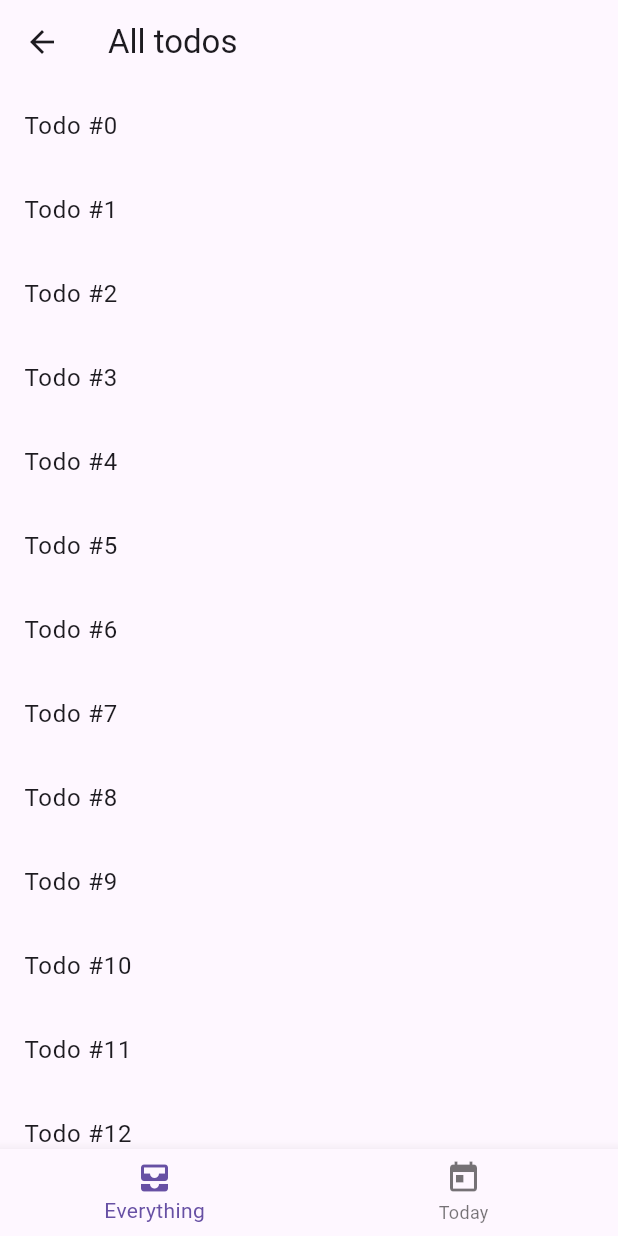
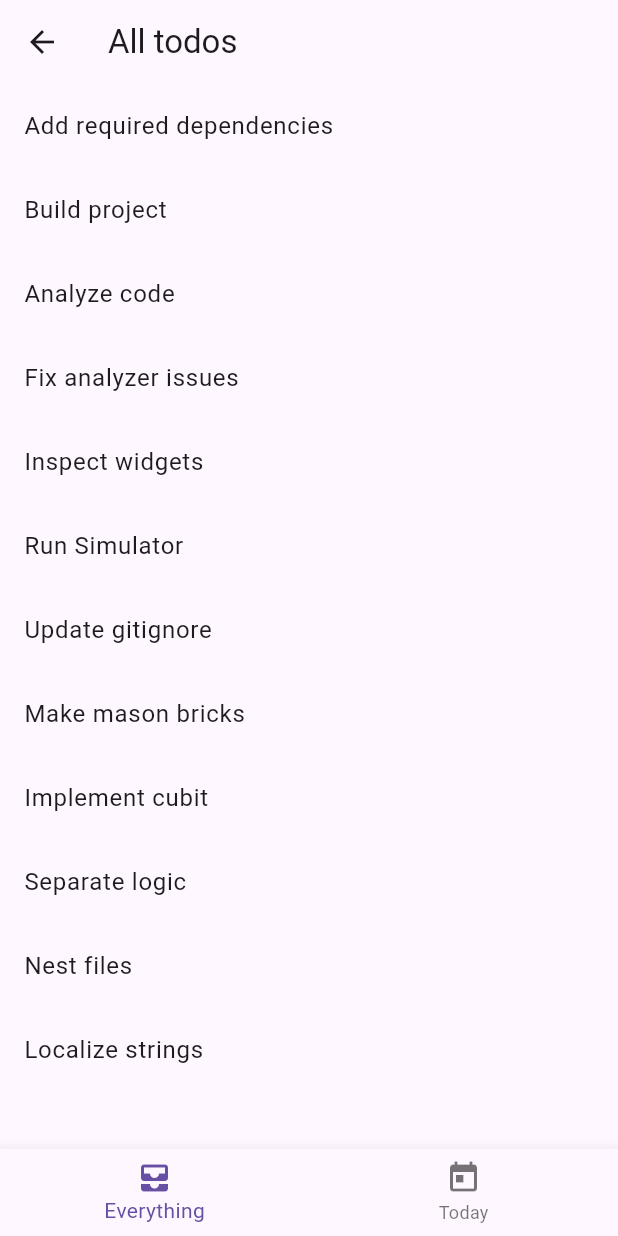
Before and after one commit to elenaconache/todos_list, a Flutter app: the screen it shows after launch, after a tap on "Login", on a phone screen of 412 x 824 dp. Run offline on Flutter 3.47's test engine with Material 3 defaults, Android fonts, the phone set to English and light mode, and no system bars; our stand-ins replace auto_route, flutter_bloc, freezed_annotation, get_it, injectable, rxdart; missing offline and left inert: flow_builder, i69n.

Commit message:
Create data source - Add mason brick for easily creating a freezed cubit. - Add get it and injectable for dependency injection. - Add bloc dependency to separate logic from UI. - Add rx dart dependency to provide data from a stream. - Create a cubit for todos list fetching and editing. - Display todo title in detail view. - Display and update todo title in editing view.

```diff
--- /dev/null
+++ b/devtools_options.yaml
@@ -0,0 +1,3 @@
+description: This file stores settings for Dart & Flutter DevTools.
+documentation: https://docs.flutter.dev/tools/devtools/extensions#configure-extension-enablement-states
+extensions:
--- /dev/null
+++ b/lib/cubit/todos_cubit.dart
@@ -0,0 +1,50 @@
+import 'dart:async';
+
+import 'package:collection/collection.dart';
+import 'package:flutter_bloc/flutter_bloc.dart';
+import 'package:freezed_annotation/freezed_annotation.dart';
+import 'package:todo_list/domain/todo.dart';
+import 'package:todo_list/repository/todos_repository.dart';
+
+part 'todos_cubit.freezed.dart';
+part 'todos_state.dart';
+
+class TodosCubit extends Cubit<TodosState> {
+  final TodosRepository _todosRepository;
+  late final StreamSubscription _todosSubscription;
+
+  TodosCubit({required TodosRepository todosRepository})
+      : _todosRepository = todosRepository,
+        super(TodosState.initial()) {
+    requestTodos();
+  }
+
+  Future<void> requestTodos() async {
+    emit(TodosState(status: const TodosStatus.loading()));
+    await Future.delayed(const Duration(seconds: 1));
+    _todosSubscription = _todosRepository.getTodos().listen(
+      (todos) {
+        emit(TodosState(status: TodosStatus.success(todos: todos)));
+      },
+    );
+  }
+
+  Future<void> editTodo({required Todo todo}) async {
+    emit(TodosState(status: const TodosStatus.loading()));
+    await Future.delayed(const Duration(seconds: 1));
+    _todosRepository.editTodo(todo);
+  }
+
+  Todo? findTodo({required int id}) {
+    return state.status.maybeMap(
+      success: (value) => value.todos.firstWhereOrNull((element) => element.id == id),
+      orElse: () => null,
+    );
+  }
+
+  @override
+  Future<void> close() {
+    _todosSubscription.cancel();
+    return super.close();
+  }
+}
--- /dev/null
+++ b/lib/cubit/todos_state.dart
@@ -0,0 +1,21 @@
+part of 'todos_cubit.dart';
+
+@freezed
+class TodosState with _$TodosState {
+  const TodosState._();
+
+  factory TodosState({required TodosStatus status}) = _TodosState;
+
+  factory TodosState.initial() => TodosState(status: const TodosStatus.initial());
+}
+
+@freezed
+class TodosStatus with _$TodosStatus {
+  const factory TodosStatus.initial() = _Initial;
+
+  const factory TodosStatus.loading() = _Loading;
+
+  const factory TodosStatus.success({required List<Todo> todos}) = _Success;
+
+  const factory TodosStatus.failure(Error error) = _Failure;
+}
--- /dev/null
+++ b/lib/dependency_injection.dart
@@ -0,0 +1,9 @@
+import 'package:get_it/get_it.dart';
+import 'package:injectable/injectable.dart';
+
+import 'dependency_injection.config.dart';
+
+final getIt = GetIt.instance;
+
+@InjectableInit()
+void configureDependencies() => getIt.init();
--- a/lib/localization/translations.i69n.dart
+++ b/lib/localization/translations.i69n.dart
@@ -38,6 +38,7 @@ class Translations implements i69n.I69nMessageBundle {
   TitlesTranslations get titles => TitlesTranslations(this);
   LabelsTranslations get labels => LabelsTranslations(this);
   ButtonsTranslations get buttons => ButtonsTranslations(this);
+  ErrorsTranslations get errors => ErrorsTranslations(this);
   Object operator [](String key) {
     var index = key.indexOf('.');
     if (index > 0) {
@@ -51,6 +52,8 @@ class Translations implements i69n.I69nMessageBundle {
         return labels;
       case 'buttons':
         return buttons;
+      case 'errors':
+        return errors;
       default:
         return key;
     }
@@ -125,3 +128,22 @@ class ButtonsTranslations implements i69n.I69nMessageBundle {
     }
   }
 }
+
+class ErrorsTranslations implements i69n.I69nMessageBundle {
+  final Translations _parent;
+  const ErrorsTranslations(this._parent);
+  String get generic => "Something went wrong.";
+  Object operator [](String key) {
+    var index = key.indexOf('.');
+    if (index > 0) {
+      return (this[key.substring(0, index)]
+          as i69n.I69nMessageBundle)[key.substring(index + 1)];
+    }
+    switch (key) {
+      case 'generic':
+        return generic;
+      default:
+        return key;
+    }
+  }
+}
--- a/lib/localization/translations.i69n.yaml
+++ b/lib/localization/translations.i69n.yaml
@@ -8,3 +8,5 @@ labels:
   today: 'Today'
 buttons:
   login: 'Login'
+errors:
+  generic: 'Something went wrong.'
--- a/lib/main.dart
+++ b/lib/main.dart
@@ -1,7 +1,12 @@
 import 'package:flutter/material.dart';
+import 'package:flutter_bloc/flutter_bloc.dart';
 import 'package:todo_list/app_router.dart';
+import 'package:todo_list/cubit/todos_cubit.dart';
+import 'package:todo_list/dependency_injection.dart';
+import 'package:todo_list/repository/todos_repository.dart';
 
 void main() {
+  configureDependencies();
   runApp(const MainApp());
 }
 
@@ -23,8 +28,11 @@ class _MainAppState extends State<MainApp> {
 
   @override
   Widget build(BuildContext context) {
-    return MaterialApp.router(
-      routerConfig: _appRouter.config(),
+    return BlocProvider(
+      create: (context) => TodosCubit(todosRepository: getIt<TodosRepository>()),
+      child: MaterialApp.router(
+        routerConfig: _appRouter.config(),
+      ),
     );
   }
 }
--- /dev/null
+++ b/lib/repository/todos_repository.dart
@@ -0,0 +1,46 @@
+import 'package:injectable/injectable.dart';
+import 'package:rxdart/subjects.dart';
+import 'package:todo_list/domain/todo.dart';
+
+@lazySingleton
+class TodosRepository {
+  late final _todoStreamController = BehaviorSubject<List<Todo>>.seeded(const []);
+
+  TodosRepository() {
+    _init();
+  }
+
+  Stream<List<Todo>> getTodos() => _todoStreamController.asBroadcastStream();
+
+  void _init() => _todoStreamController.add(const [
+        Todo(id: 1, title: 'Add required dependencies', description: 'Update pubspec.yaml file.'),
+        Todo(id: 2, title: 'Build project', description: 'Run build_runner. Prefer watch option.'),
+        Todo(id: 3, title: 'Analyze code', description: 'Run flutter analyze command.'),
+        Todo(id: 4, title: 'Fix analyzer issues', description: 'Use dart apply to easily fix issues.'),
+        Todo(id: 5, title: 'Inspect widgets', description: 'Flutter Widget Inspector helps visualize the widget tree.'),
+        Todo(id: 6, title: 'Run Simulator', description: 'iPhone 16 Pro'),
+        Todo(id: 7, title: 'Update gitignore', description: 'Do not commit .mason files.'),
+        Todo(id: 8, title: 'Make mason bricks', description: 'Run mason make for useful bricks.'),
+        Todo(id: 9, title: 'Implement cubit', description: 'Cubit is a form of Bloc.'),
+        Todo(id: 10, title: 'Separate logic', description: 'Use repositories for fetching data.'),
+        Todo(id: 11, title: 'Nest files', description: 'IDEs have options for file nesting that can be configured.'),
+        Todo(id: 12, title: 'Localize strings', description: 'Use i69n package for localization.'),
+      ]);
+
+  void editTodo(Todo todo) {
+    final todos = [
+      ..._todoStreamController.value
+    ];
+    final todoIndex = todos.indexWhere((t) => t.id == todo.id);
+    if (todoIndex >= 0) {
+      todos[todoIndex] = todo;
+    } else {
+      todos.add(todo);
+    }
+
+    _todoStreamController.add(todos);
+  }
+
+  @disposeMethod
+  void dispose() => _todoStreamController.close();
+}
--- /dev/null
+++ b/lib/ui/todo_list/todo_list.dart
@@ -0,0 +1,32 @@
+import 'package:auto_route/auto_route.dart';
+import 'package:flutter/material.dart';
+import 'package:flutter/widgets.dart';
+import 'package:flutter_bloc/flutter_bloc.dart';
+import 'package:todo_list/app_router.gr.dart';
+import 'package:todo_list/cubit/todos_cubit.dart';
+import 'package:todo_list/localization/translations.i69n.dart';
+
+class TodoList extends StatelessWidget {
+  const TodoList({super.key});
+
+  @override
+  Widget build(BuildContext context) {
+    final todosState = context.watch<TodosCubit>();
+
+    return todosState.state.status.maybeWhen(loading: () {
+      return const Center(child: CircularProgressIndicator());
+    }, success: (todos) {
+      return ListView.builder(
+        itemBuilder: (_, index) => ListTile(
+          title: Text(todos[index].title),
+          onTap: () => context.pushRoute(TodoDetailRoute(id: todos[index].id)),
+        ),
+        itemCount: todos.length,
+      );
+    }, orElse: () {
+      return Center(
+        child: Text(const Translations().errors.generic),
+      );
+    });
+  }
+}
--- a/lib/ui/todo_list_view.dart
+++ b/lib/ui/todo_list/todo_list_view.dart
@@ -1,7 +1,7 @@
 import 'package:auto_route/auto_route.dart';
 import 'package:flutter/material.dart';
-import 'package:todo_list/app_router.gr.dart';
 import 'package:todo_list/localization/translations.i69n.dart';
+import 'package:todo_list/ui/todo_list/todo_list.dart';
 
 @RoutePage()
 class TodoListView extends StatelessWidget {
@@ -14,13 +14,7 @@ class TodoListView extends StatelessWidget {
       appBar: AppBar(
         title: Text(translations.titles.allTodos),
       ),
-      body: ListView.builder(
-        itemBuilder: (_, index) => ListTile(
-          title: Text(translations.titles.todoItem(index)),
-          onTap: () => context.pushRoute(TodoDetailRoute(id: index)),
-        ),
-        itemCount: 22,
-      ),
+      body: const TodoList(),
     );
   }
 }
--- /dev/null
+++ b/mason-lock.json
@@ -0,0 +1 @@
+{"bricks":{"freezed_cubit":"1.0.0"}}
--- /dev/null
+++ b/mason.yaml
@@ -0,0 +1,2 @@
+bricks:
+  freezed_cubit: ^1.0.0
```
Also changed, not shown: build.yaml (+10 -5 lines), lib/ui/todo_detail/todo_detail_view.dart (+11 -4 lines), lib/ui/todo_detail/todo_editing_view.dart (+44 -9 lines), pubspec.yaml (+7 -0 lines), lib/app_router.gr.dart, lib/cubit/todos_cubit.freezed.dart (added), lib/dependency_injection.config.dart (added), pubspec.lock, 2 other files.
